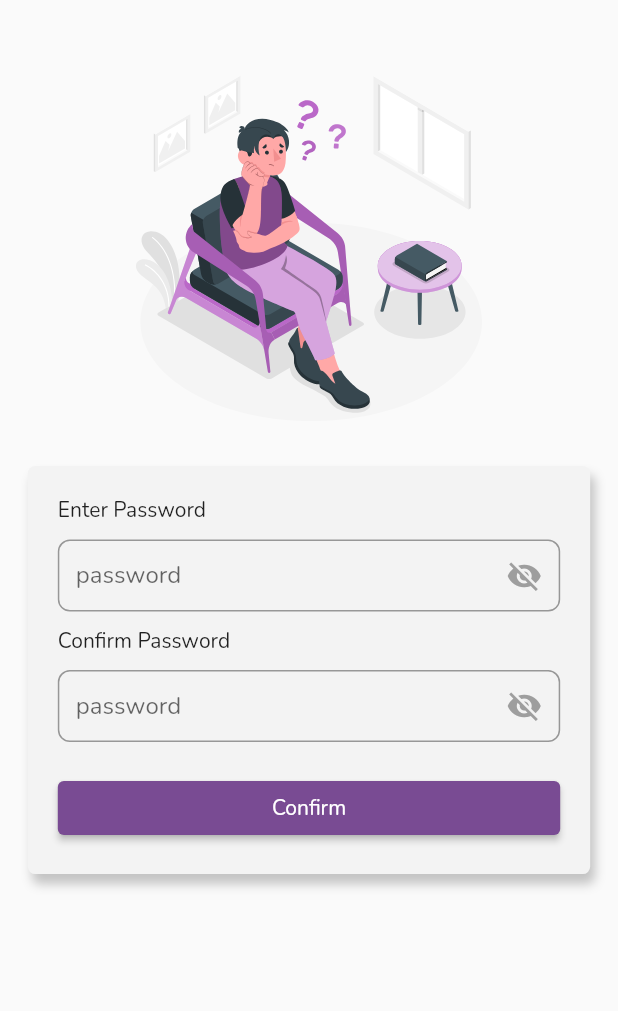
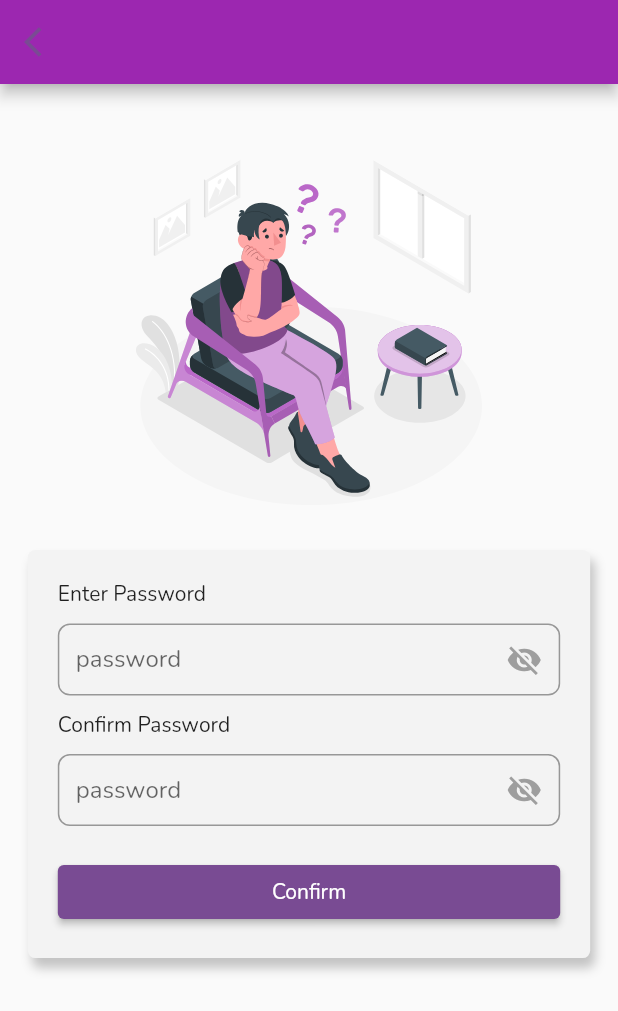
Before and after one commit to altacapstone36/flutter_mobile_app, a Flutter app: the ChangePassword screen opened directly, on a phone screen of 412 x 824 dp. Shown: the top 1011 px of the screen. Run offline on Flutter 3.47's test engine with Material 2 defaults, Android fonts, the phone set to English and light mode, and no system bars; our stand-ins replace dio, flutter_svg, fluttertoast, loading_animation_widget, shared_preferences, shimmer; accounts and stored records are empty.

Commit message:
add back button on appbar

```diff
--- a/lib/screen/forgot_pass/change_password_screen.dart
+++ b/lib/screen/forgot_pass/change_password_screen.dart
@@ -27,6 +27,13 @@ class _ChangePasswordState extends State<ChangePassword> {
     var viewModel = Provider.of<ChangePasswordViewModel>(context);
 
     return Scaffold(
+      appBar: AppBar(
+        leading: IconButton(
+            onPressed: () {
+              Navigator.pop(context);
+            },
+            icon: const Icon(Icons.arrow_back_ios, color: kPrimaryColor)),
+      ),
       body: SafeArea(
           child: SingleChildScrollView(
         child: Padding(
```
